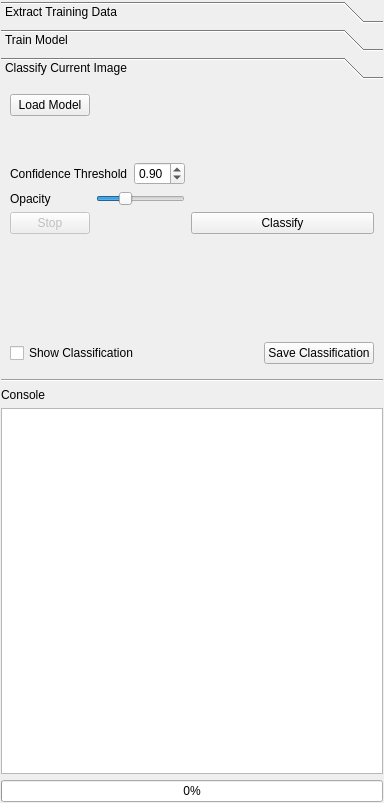
The window that nenetic/gui/toolkit_widget.ui (persts/Nenetic) describes before a commit, drawn with Qt 5.
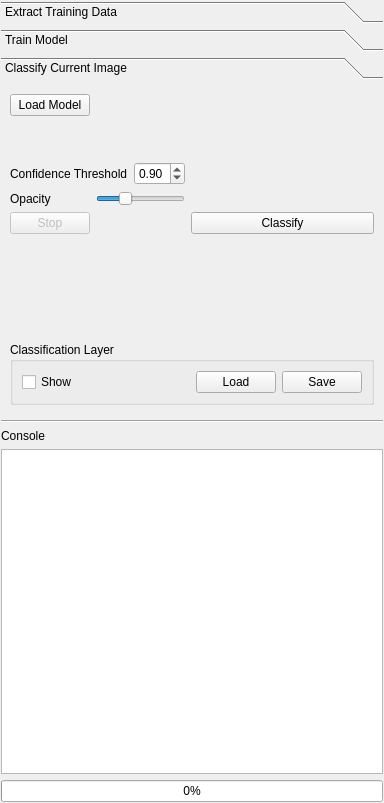
The same window after the commit. The open tabs and pages were chosen to show the change.

Commit message: Ability to reload a previous clasification result

Patch:
```diff
--- a/nenetic/gui/toolkit_widget.ui
+++ b/nenetic/gui/toolkit_widget.ui
@@ -760,17 +760,14 @@
        <rect>
         <x>0</x>
         <y>0</y>
-        <width>336</width>
-        <height>197</height>
+        <width>382</width>
+        <height>339</height>
        </rect>
       </property>
       <attribute name="label">
        <string>Classify Current Image</string>
       </attribute>
       <layout class="QVBoxLayout" name="verticalLayout_3">
-       <property name="rightMargin">
-        <number>9</number>
-       </property>
        <item>
         <layout class="QHBoxLayout" name="horizontalLayout">
          <item>
@@ -905,11 +902,15 @@
         </spacer>
        </item>
        <item>
+        <widget class="QGroupBox" name="groupBoxClassification">
+         <property name="title">
+          <string>Classification Layer</string>
+         </property>
         <layout class="QHBoxLayout" name="horizontalLayout_2">
          <item>
           <widget class="QCheckBox" name="checkBoxShowClassification">
            <property name="text">
-            <string>Show Classification</string>
+             <string>Show </string>
            </property>
           </widget>
          </item>
@@ -920,23 +921,31 @@
            </property>
            <property name="sizeHint" stdset="0">
             <size>
-             <width>40</width>
+              <width>76</width>
              <height>20</height>
             </size>
            </property>
           </spacer>
          </item>
+          <item>
+           <widget class="QPushButton" name="pushButtonLoadClassification">
+            <property name="text">
+             <string>Load</string>
+            </property>
+           </widget>
+          </item>
          <item>
           <widget class="QPushButton" name="pushButtonSaveClassification">
            <property name="enabled">
             <bool>true</bool>
            </property>
            <property name="text">
-            <string>Save Classification</string>
+             <string>Save</string>
            </property>
           </widget>
          </item>
         </layout>
+        </widget>
        </item>
       </layout>
      </widget>
```
Left out of the diff: 4 changed lines with no effect on the pictures. Lines whose indentation alone changed are shown as unchanged. The commit also changes 2 other files.
